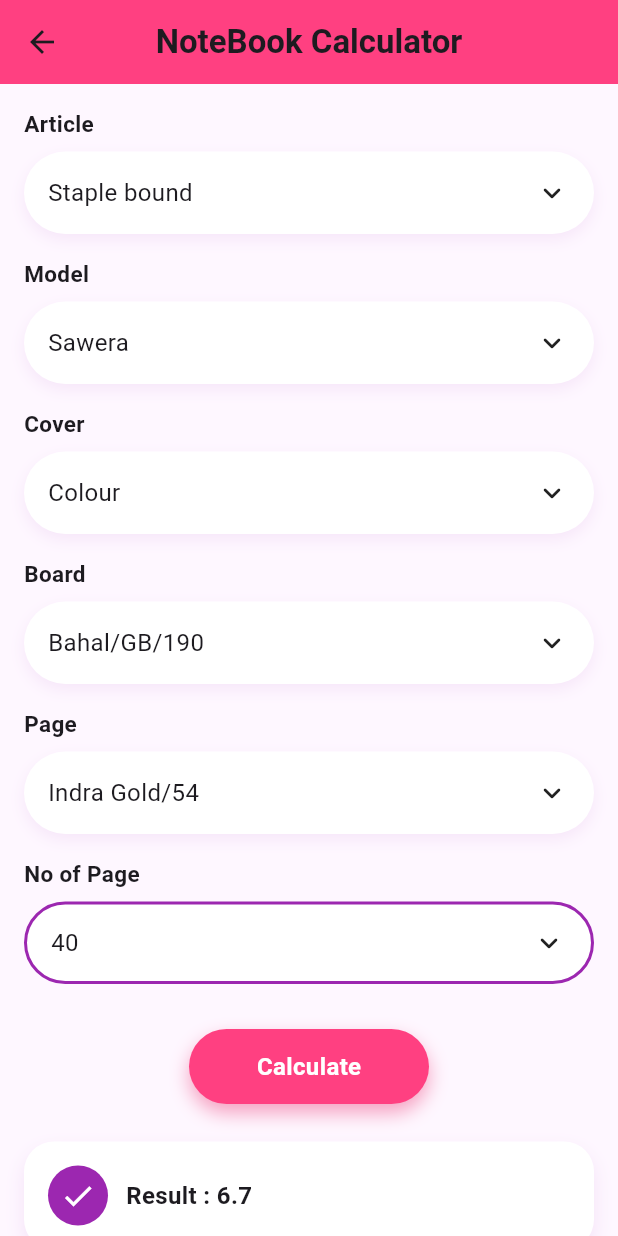
After one commit to sujeet7838/shoping_margin_calculater, a Flutter app: the NotebookCalculatorScreen screen opened directly, on a phone screen of 412 x 824 dp. The commit adds this screen. Run offline on Flutter 3.47's test engine with Material 3 defaults, Android fonts, the phone set to English and light mode, and no system bars.

Commit message:
final calcute done

```diff
--- a/assets/deshboard.json
+++ b/assets/deshboard.json
@@ -93,6 +93,12 @@
 
     ],
 
+      "Saptrishi": [
+      { "id": 14, "name": "Indra Gold/54", "value": "54" , "type":  "Staple bound"},
+      { "id": 17, "name": "Indra Gold/48", "value": "48" , "type":  "Staple bound"}
+    ],
+
+
     "Practical": [
       { "id": 2, "name": "Pratical Paper/80", "value": "80" , "type":  "Staple bound"}
     ],
--- a/assets/noPage.json
+++ b/assets/noPage.json
@@ -1,6 +1,5 @@
 [
   { "id": 3, "name": "2", "value": 2 },
-  { "id": 3, "name": "4", "value": 4 },
   { "id": 7, "name": "8", "value": 8 },
   { "id": 11, "name": "12", "value": 12 },
   { "id": 15, "name": "16", "value": 16 },
--- a/lib/screens/dashboard.dart
+++ b/lib/screens/dashboard.dart
@@ -31,6 +31,7 @@ class _DeshboardPageState extends State<DeshboardPage> {
   // board Value
   String boardPrice = '';
   String finalResult = '';
+  double finalResultRounded = 0.0;
 
   /// ------------------ STATIC DROPDOWN 1 ------------------
   final List<String> bindingTypes =
@@ -287,6 +288,11 @@ class _DeshboardPageState extends State<DeshboardPage> {
                                       sizeOfPage = "3220";
                                       boardPrice = "1";
                                       boardvalue = boardType;
+                                    } else if (selectedPage! == "Saptrishi") {
+                                      boardType = "GB/NL/A5";
+                                      sizeOfPage = "3626";
+                                      boardPrice = "1.10";
+                                      boardvalue = boardType;
                                     } else if (selectedPage! == "Scrape Book") {
                                       boardType = "Comming soon..";
                                       sizeOfPage = "5040";
@@ -514,7 +520,7 @@ class _DeshboardPageState extends State<DeshboardPage> {
                       ),
                       SizedBox(height: 25),
                       Text(
-                        'Result : $finalResult',
+                        'Result : $finalResultRounded',
                         style: TextStyle(
                           fontSize: 20,
                           fontWeight: FontWeight.bold,
@@ -522,7 +528,7 @@ class _DeshboardPageState extends State<DeshboardPage> {
                         ),
                       ),
                       SizedBox(height: 25),
-                         Text(
+                      Text(
                         '',
                         style: TextStyle(
                           fontSize: 20,
@@ -552,16 +558,20 @@ class _DeshboardPageState extends State<DeshboardPage> {
     final boardPriceDouble = double.tryParse(boardPrice) ?? 0;
     final rimWeght = sizeOfPageDouble * pagevalueDouble / divRW;
     final riwPrice = rimWeght;
+    double value = double.parse(riwPrice.toString());
+    double result = (value * 10).round() / 10;
+
     setState(() {
-      finalResult = ((((riwPrice * stPageType / divPageRate) *
+      finalResult = ((((result * stPageType / divPageRate) *
                       selectedNoOfPageValue) +
                   boardPriceDouble +
                   0.75) *
               (100 + 18) /
               100)
-          .toStringAsFixed(1);
+          .toStringAsFixed(3);
+
+      double finalValue = double.parse(finalResult);
+      finalResultRounded = (finalValue * 10).ceil() / 10;
     });
-
-    print("Final Result: $finalResult");
   }
 }
--- /dev/null
+++ b/lib/screens/newdesign.dart
@@ -0,0 +1,169 @@
+import 'package:flutter/material.dart';
+
+class NotebookCalculatorScreen extends StatelessWidget {
+  const NotebookCalculatorScreen({super.key});
+
+  Widget _dropdownField(String value) {
+    return Container(
+      height: 55,
+      padding: const EdgeInsets.symmetric(horizontal: 16),
+      decoration: BoxDecoration(
+        color: Colors.white,
+        borderRadius: BorderRadius.circular(30),
+        boxShadow: [
+          BoxShadow(
+            color: Colors.purple.withOpacity(0.08),
+            blurRadius: 8,
+            offset: const Offset(0, 4),
+          ),
+        ],
+      ),
+      child: Row(
+        mainAxisAlignment: MainAxisAlignment.spaceBetween,
+        children: [
+          Text(
+            value,
+            style: const TextStyle(fontSize: 16),
+          ),
+          const Icon(Icons.keyboard_arrow_down_rounded),
+        ],
+      ),
+    );
+  }
+
+  Widget _label(String text) {
+    return Padding(
+      padding: const EdgeInsets.only(bottom: 8),
+      child: Text(
+        text,
+        style: const TextStyle(
+          fontWeight: FontWeight.w600,
+          fontSize: 15,
+        ),
+      ),
+    );
+  }
+
+  @override
+  Widget build(BuildContext context) {
+    return Scaffold(
+      appBar: AppBar(
+        elevation: 0,
+        backgroundColor: Colors.pinkAccent,
+        title: const Text(
+          'NoteBook Calculator',
+          style: TextStyle(fontWeight: FontWeight.bold),
+        ),
+        centerTitle: true,
+      ),
+      body: SingleChildScrollView(
+        padding: const EdgeInsets.all(16),
+        child: Column(
+          crossAxisAlignment: CrossAxisAlignment.start,
+          children: [
+            _label("Article"),
+            _dropdownField("Staple bound"),
+
+            const SizedBox(height: 16),
+            _label("Model"),
+            _dropdownField("Sawera"),
+
+            const SizedBox(height: 16),
+            _label("Cover"),
+            _dropdownField("Colour"),
+
+            const SizedBox(height: 16),
+            _label("Board"),
+            _dropdownField("Bahal/GB/190"),
+
+            const SizedBox(height: 16),
+            _label("Page"),
+            _dropdownField("Indra Gold/54"),
+
+            const SizedBox(height: 16),
+            _label("No of Page"),
+            Container(
+              height: 55,
+              padding: const EdgeInsets.symmetric(horizontal: 16),
+              decoration: BoxDecoration(
+                color: Colors.white,
+                borderRadius: BorderRadius.circular(30),
+                border: Border.all(color: Colors.purple, width: 2),
+              ),
+              child: Row(
+                mainAxisAlignment: MainAxisAlignment.spaceBetween,
+                children: const [
+                  Text("40", style: TextStyle(fontSize: 16)),
+                  Icon(Icons.keyboard_arrow_down_rounded),
+                ],
+              ),
+            ),
+
+            const SizedBox(height: 30),
+
+            Center(
+              child: Container(
+                height: 50,
+                width: 160,
+                decoration: BoxDecoration(
+                  color: Colors.pinkAccent,
+                  borderRadius: BorderRadius.circular(25),
+                  boxShadow: [
+                    BoxShadow(
+                      color: Colors.pink.withOpacity(0.4),
+                      blurRadius: 10,
+                      offset: const Offset(0, 6),
+                    ),
+                  ],
+                ),
+                child: const Center(
+                  child: Text(
+                    "Calculate",
+                    style: TextStyle(
+                      color: Colors.white,
+                      fontSize: 16,
+                      fontWeight: FontWeight.bold,
+                    ),
+                  ),
+                ),
+              ),
+            ),
+
+            const SizedBox(height: 25),
+
+            Container(
+              padding: const EdgeInsets.all(16),
+              decoration: BoxDecoration(
+                color: Colors.white,
+                borderRadius: BorderRadius.circular(20),
+                boxShadow: [
+                  BoxShadow(
+                    color: Colors.purple.withOpacity(0.1),
+                    blurRadius: 10,
+                    offset: const Offset(0, 6),
+                  ),
+                ],
+              ),
+              child: Row(
+                children: const [
+                  CircleAvatar(
+                    backgroundColor: Colors.purple,
+                    child: Icon(Icons.check, color: Colors.white),
+                  ),
+                  SizedBox(width: 12),
+                  Text(
+                    "Result : 6.7",
+                    style: TextStyle(
+                      fontSize: 16,
+                      fontWeight: FontWeight.bold,
+                    ),
+                  ),
+                ],
+              ),
+            ),
+          ],
+        ),
+      ),
+    );
+  }
+}
```
